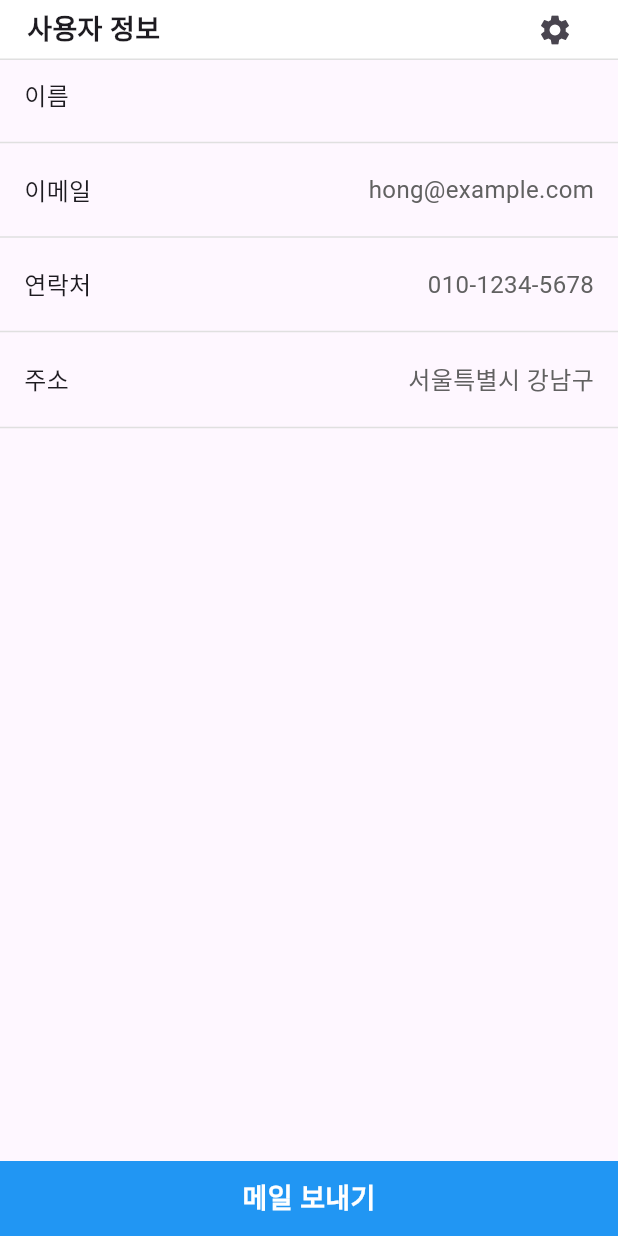
After one commit to ksoyoun02/Flutter_pressure, a Flutter app: the SettingMain screen opened directly, after a tap on "메일 보내기", on a phone screen of 412 x 824 dp. The commit adds this screen. Run offline on Flutter 3.47's test engine with Material 3 defaults, Android fonts, the phone set to English and light mode, and no system bars; our stand-ins replace share_plus, shared_preferences; missing offline and left inert: excel, mailer; accounts and stored records are empty.

Commit message:
메일전송, 공유, 설정 작업중중

```diff
--- a/lib/model/pressure_model.dart
+++ b/lib/model/pressure_model.dart
@@ -1,28 +1,31 @@
 class PressureModel {
-  int seq;
+  int? seq;
   int systolic;
   int diastolic;
   int pulse;
   int pressureStatus;
   String date;
+  String? saveDate;
 
   PressureModel({
-    required this.seq,
+    this.seq,
     required this.systolic,
     required this.diastolic,
     required this.pulse,
     required this.pressureStatus,
     required this.date,
+    this.saveDate,
   });
 
   factory PressureModel.fromJson(Map<String, dynamic> json) {
     return PressureModel(
-      seq: json['seq'] ?? 0, // seq 필드가 없을 경우 기본값 0
+      seq: json['seq'],
       systolic: json['systolic'],
       diastolic: json['diastolic'],
       pulse: json['pulse'],
       pressureStatus: json['pressureStatus'],
       date: json['date'],
+      saveDate: json['saveDate'],
     );
   }
 
@@ -34,6 +37,7 @@ class PressureModel {
       'pulse': pulse,
       'pressureStatus': pressureStatus,
       'date': date,
+      'saveDate': saveDate,
     };
   }
 }
--- a/lib/screens/home/home_screen.dart
+++ b/lib/screens/home/home_screen.dart
@@ -1,6 +1,7 @@
 import 'package:flutter/material.dart';
 import 'package:pressure_flutter/screens/pressure/pressure_list_main.dart';
 import 'package:pressure_flutter/screens/pressure/pressure_main.dart';
+import 'package:pressure_flutter/screens/setting/setting_main.dart';
 
 class HomeScreen extends StatefulWidget {
   const HomeScreen({super.key});
@@ -72,7 +73,7 @@ class _HomeScreenState extends State<HomeScreen> {
                       children: [
                         const PressureMain(),
                         const PressureListMain(),
-                        Center(child: Text('Content for Tab 3')),
+                        const SettingMain(),
                       ],
                     ),
                   ),
--- /dev/null
+++ b/lib/screens/setting/setting_main.dart
@@ -0,0 +1,145 @@
+import 'package:flutter/material.dart';
+import 'package:pressure_flutter/service/setting_service.dart';
+
+class SettingMain extends StatefulWidget {
+  const SettingMain({super.key});
+
+  @override
+  State<SettingMain> createState() => _SettingMainState();
+}
+
+class _SettingMainState extends State<SettingMain> {
+  final SettingService settingService = SettingService();
+  Map<String, String?> userInfo = {};
+
+  @override
+  void initState() {
+    super.initState();
+    _loadUserInfo();
+  }
+
+  Future<void> _loadUserInfo() async {
+    Map<String, String?> data = await settingService.getUserInfo();
+    setState(() {
+      userInfo = data; // 상태 업데이트
+    });
+  }
+
+  @override
+  Widget build(BuildContext context) {
+    Future<void> sendEmail() async {
+      await settingService.sendEmail();
+    }
+
+    void showUserEditModal(BuildContext context) {
+      showModalBottomSheet(
+        context: context,
+        isScrollControlled: true, // 키보드 올라올 때 조정
+        shape: RoundedRectangleBorder(
+          borderRadius: BorderRadius.vertical(top: Radius.circular(16)),
+        ),
+        builder: (context) {
+          return Padding(
+            padding: const EdgeInsets.all(16.0),
+            child: Column(
+              mainAxisSize: MainAxisSize.min,
+              children: [
+                Text("사용자 정보 입력",
+                    style:
+                        TextStyle(fontSize: 18, fontWeight: FontWeight.bold)),
+                SizedBox(height: 16),
+                TextField(
+                  decoration: InputDecoration(labelText: "이름"),
+                ),
+                TextField(
+                  decoration: InputDecoration(labelText: "이메일"),
+                ),
+                SizedBox(height: 16),
+                ElevatedButton(
+                  onPressed: () => Navigator.pop(context),
+                  child: Text("저장"),
+                ),
+              ],
+            ),
+          );
+        },
+      );
+    }
+
+    return Scaffold(
+      appBar: PreferredSize(
+        preferredSize: Size.fromHeight(40),
+        child: Container(
+          padding: EdgeInsets.symmetric(horizontal: 18),
+          alignment: Alignment.center,
+          decoration: BoxDecoration(
+            color: Colors.white,
+            border: Border(
+                bottom: BorderSide(color: Colors.grey.shade300, width: 1)),
+          ),
+          child: Row(
+            mainAxisAlignment: MainAxisAlignment.spaceBetween,
+            children: [
+              Text("사용자 정보",
+                  style: TextStyle(fontSize: 18, fontWeight: FontWeight.bold)),
+              IconButton(
+                icon: Icon(Icons.settings),
+                onPressed: () => showUserEditModal(context),
+              ),
+            ],
+          ),
+        ),
+      ),
+      body: Column(
+        children: [
+          Expanded(
+            child: ListView(
+              children: [
+                _buildUserInfoRow("이름", "${userInfo['name']}"),
+                _buildUserInfoRow("이메일", "hong@example.com"),
+                _buildUserInfoRow("연락처", "010-1234-5678"),
+                _buildUserInfoRow("주소", "서울특별시 강남구"),
+              ],
+            ),
+          ),
+          InkWell(
+            onTap: () => sendEmail(),
+            child: Container(
+              height: 50,
+              width: double.infinity,
+              color: Colors.blue,
+              alignment: Alignment.center,
+              child: Text(
+                "메일 보내기",
+                style: TextStyle(
+                    fontSize: 18,
+                    fontWeight: FontWeight.bold,
+                    color: Colors.white),
+              ),
+            ),
+          ),
+        ],
+      ),
+    );
+  }
+
+  Widget _buildUserInfoRow(String title, String value) {
+    return Column(
+      children: [
+        Padding(
+          padding: const EdgeInsets.symmetric(horizontal: 16, vertical: 12),
+          child: Row(
+            mainAxisAlignment: MainAxisAlignment.spaceBetween,
+            children: [
+              Text(title,
+                  style: TextStyle(fontSize: 16, fontWeight: FontWeight.w500)),
+              Text(value,
+                  style: TextStyle(fontSize: 16, color: Colors.grey[700])),
+            ],
+          ),
+        ),
+        Divider(color: Colors.grey.shade300),
+      ],
+    );
+  }
+}
--- /dev/null
+++ b/lib/service/setting_service.dart
@@ -0,0 +1,113 @@
+import 'dart:io';
+import 'package:excel/excel.dart';
+import 'package:mailer/mailer.dart';
+import 'package:mailer/smtp_server.dart';
+import 'package:path_provider/path_provider.dart';
+import 'package:pressure_flutter/service/pressure_service.dart';
+import 'package:share_plus/share_plus.dart';
+import '../model/pressure_model.dart';
+import 'package:shared_preferences/shared_preferences.dart';
+
+class SettingService {
+  final PressureService pressureService = PressureService();
+
+  Future<void> sendEmail() async {
+    String username = 'devsoyeon02@gmail.com';
+    String password = 'kupp cslb tfad ydje';
+
+    final smtpServer = gmail(username, password);
+
+    await createExcelFile();
+
+    // 첨부할 파일 경로 설정
+    var directory = await getApplicationDocumentsDirectory();
+    String filePath = '${directory.path}/pressureExcel.xlsx';
+
+    final message = Message()
+      ..from = Address(username, 'Your Name') // 보내는 사람 이름 설정 가능
+      ..recipients.add('sy@wepl.io') // 받는 사람 이메일
+      ..subject = 'Flutter에서 보낸 이메일'
+      ..text = '이것은 Flutter에서 보내는 테스트 이메일입니다.'
+      ..html = '<h1>Flutter 이메일 전송</h1><p>SMTP를 사용한 이메일입니다.</p>'
+      ..attachments.add(FileAttachment(File(filePath))); // 파일 첨부
+
+    try {
+      final sendReport = await send(message, smtpServer);
+      print('Email sent: ${sendReport.toString()}');
+    } catch (e) {
+      print('Email sending failed: $e');
+    }
+  }
+
+  Future<void> createExcelFile() async {
+    const Map<int, String> statusText = {
+      0: "저혈압",
+      1: "정상 혈압",
+      2: "주의 혈압",
+      3: "고혈압 전단계",
+      4: "고혈압 1기",
+      5: "고혈압 2기",
+    };
+
+    // 1. 엑셀 생성
+    var excel = Excel.createExcel();
+    Sheet sheetObject = excel['Sheet1'];
+
+    final List<PressureModel> PressureList =
+        await pressureService.loadPressureModel();
+
+    // 2. 데이터 추가
+    sheetObject
+        .appendRow(['순번', '혈압상태', '수축기혈압', '이완기혈압', '맥박', '측정날짜', '저장날짜']);
+    for (var pressureObj in PressureList) {
+      sheetObject.appendRow([
+        pressureObj.seq,
+        statusText[pressureObj.pressureStatus],
+        pressureObj.systolic,
+        pressureObj.diastolic,
+        pressureObj.pulse,
+        pressureObj.date,
+        pressureObj.saveDate
+      ]);
+    }
+
+    // 3. 파일 저장
+    var bytes = excel.save();
+    var directory = await getApplicationDocumentsDirectory();
+    String filePath = '${directory.path}/pressureExcel.xlsx';
+    File(filePath)
+      ..createSync(recursive: true)
+      ..writeAsBytesSync(bytes!);
+
+    print('엑셀 파일 생성 완료: $filePath');
+  }
+
+  void shareFile() async {
+    var directory = await getApplicationDocumentsDirectory();
+    String filePath = '${directory.path}/pressureExcel.xlsx'; // 공유할 파일 경로
+    await Share.shareXFiles([XFile(filePath)], text: '이 파일을 공유합니다.');
+  }
+
+  Future<void> saveUserInfo(String name, String email) async {
+    final prefs = await SharedPreferences.getInstance();
+    await prefs.setString('user_name', name);
+    await prefs.setString('user_email', email);
+  }
+
+  Future<Map<String, String?>> getUserInfo() async {
+    final prefs = await SharedPreferences.getInstance();
+    String? name = prefs.getString('user_name');
+    String? email = prefs.getString('user_email');
+
+    return {
+      'name': name,
+      'email': email,
+    };
+  }
+
+  Future<void> clearUserInfo() async {
+    final prefs = await SharedPreferences.getInstance();
+    await prefs.remove('user_name');
+    await prefs.remove('user_email');
+  }
+}
```
Also changed, not shown: lib/screens/pressure/pressure_list_main.dart (+12 -5 lines), lib/service/pressure_service.dart (+20 -1 lines), pubspec.yaml (+8 -0 lines), lib/screens/setting/setting_email.dart (added), pubspec.lock, 2 other files.
